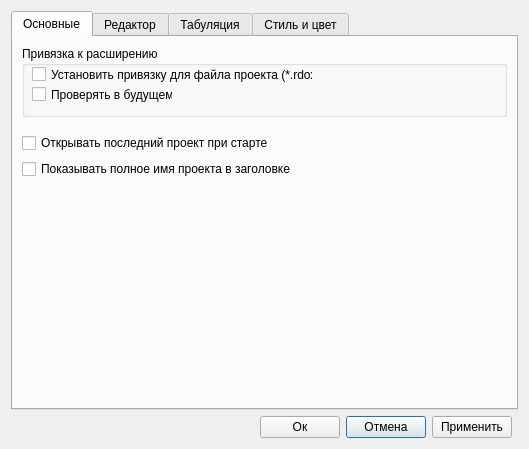
The window that rdo/app/rdo_studio/trunk/res/ui/view_preferenses.ui (aurusov/rdo_studio) describes before a commit, drawn with Qt 5.
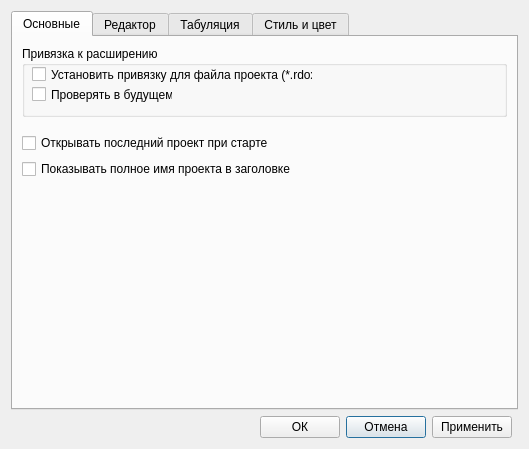
The same window after the commit. The open tabs and pages were chosen to show the change.

Commit message: - добавлена работа кнопки apply

```diff
--- a/rdo/app/rdo_studio/trunk/res/ui/view_preferenses.ui
+++ b/rdo/app/rdo_studio/trunk/res/ui/view_preferenses.ui
@@ -44,7 +44,7 @@
    <item row="1" column="1">
     <widget class="QPushButton" name="buttonOk">
      <property name="text">
-      <string>Ок</string>
+      <string>ОК</string>
      </property>
     </widget>
    </item>
```
Left out of the diff: 2 changed lines with no effect on the pictures. The commit also changes 2 other files.
